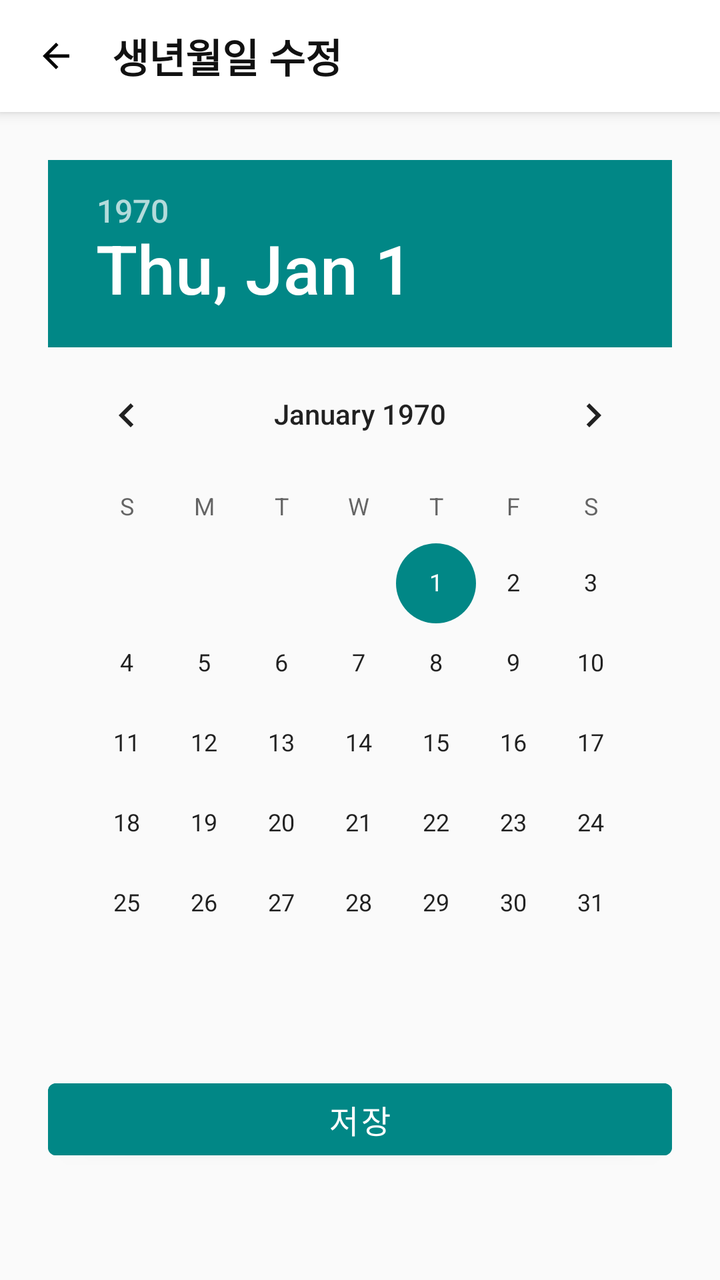
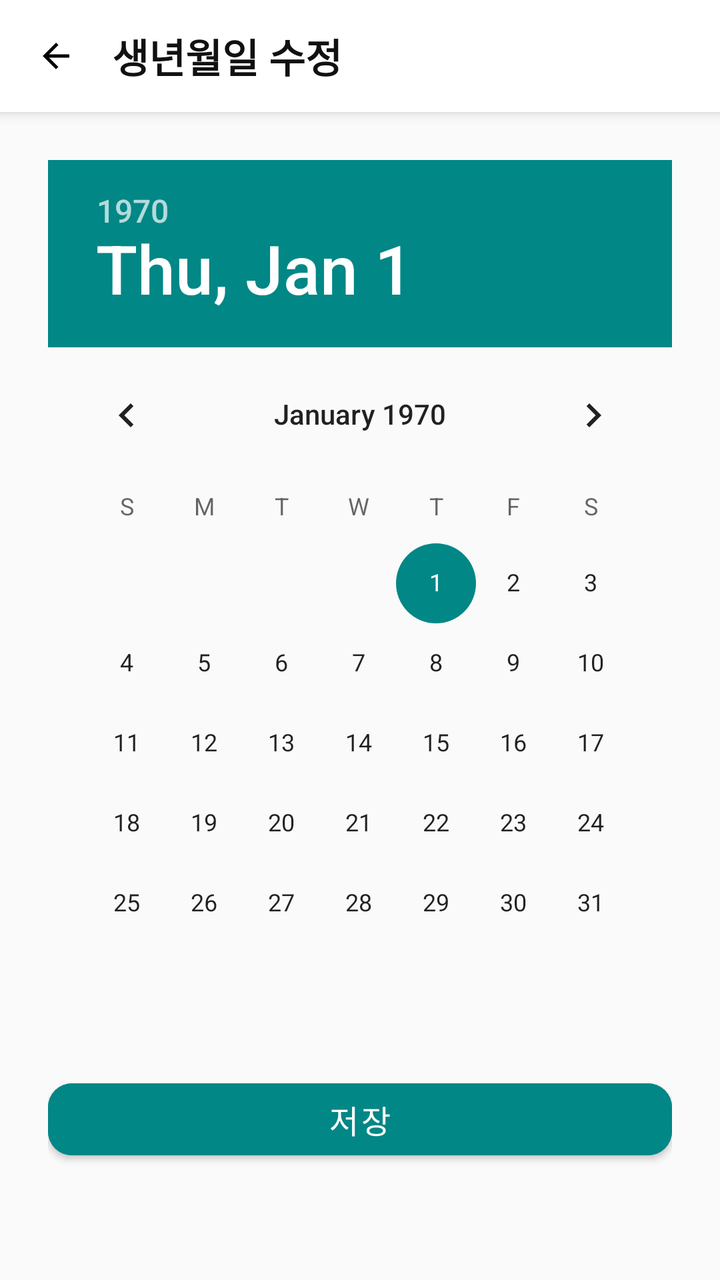

The first picture is an Android layout as it rendered before a commit; the second is the same layout after the commit. The layout source and the unified diff follow.
<!-- AndroidManifest.xml: application theme Theme.GJGN -->
<!-- res/layout/activity_edit_birth.xml -->
<?xml version="1.0" encoding="utf-8"?>
<LinearLayout xmlns:android="http://schemas.android.com/apk/res/android"
    android:orientation="vertical"
    android:layout_width="match_parent"
    android:layout_height="match_parent"
    android:background="#FAFAFA">

    
    <LinearLayout
        android:layout_width="match_parent"
        android:layout_height="56dp"
        android:orientation="horizontal"
        android:gravity="center_vertical"
        android:paddingStart="12dp"
        android:paddingEnd="12dp"
        android:background="@android:color/white"
        android:elevation="4dp">

        
        <ImageView
            android:id="@+id/btnBack"
            android:layout_width="32dp"
            android:layout_height="32dp"
            android:src="@drawable/ic_arrow_back"
            android:padding="6dp"
            android:background="?attr/selectableItemBackgroundBorderless" />

        
        <TextView
            android:id="@+id/tvTitle"
            android:text="생년월일 수정"
            android:layout_width="wrap_content"
            android:layout_height="wrap_content"
            android:textSize="20sp"
            android:textStyle="bold"
            android:textColor="#111111"
            android:layout_marginStart="12dp" />

    </LinearLayout>

    
    <ScrollView
        android:layout_width="match_parent"
        android:layout_height="match_parent"
        android:fillViewport="true">

        <LinearLayout
            android:orientation="vertical"
            android:padding="24dp"
            android:layout_width="match_parent"
            android:layout_height="wrap_content">

            
            <DatePicker
                android:id="@+id/datePicker"
                android:layout_width="match_parent"
                android:layout_height="wrap_content"
                android:calendarViewShown="false" />

            
            <com.google.android.material.button.MaterialButton
                android:id="@+id/btnSave"
                android:text="저장"
                android:layout_marginTop="24dp"
                android:layout_width="match_parent"
                android:layout_height="48dp"
                android:textSize="16sp"
                android:backgroundTint="@color/teal_700"
                android:textColor="@android:color/white"
                android:cornerRadius="12dp" />

        </LinearLayout>
    </ScrollView>

</LinearLayout>
<!-- resources referenced by this layout -->
<resources>
  <color name="teal_700">#FF018786</color>
  <!-- drawable ic_arrow_back (drawable) -->
  <vector xmlns:android="http://schemas.android.com/apk/res/android"
      android:width="24dp"
      android:height="24dp"
      android:viewportWidth="24"
      android:viewportHeight="24">
  
      <path
          android:fillColor="#000000"
          android:pathData="M20,11H7.83l5.59,-5.59L12,4l-8,8 8,8 1.41,-1.41L7.83,13H20v-2z"/>
  </vector>
  <style name="Theme.GJGN" parent="Theme.MaterialComponents.DayNight.NoActionBar">
          
          <item name="colorPrimary">@color/purple_700</item>
          <item name="colorPrimaryVariant">@color/purple_700</item>
          <item name="colorOnPrimary">@android:color/white</item>
          <item name="colorSecondary">@color/teal_700</item>
          <item name="android:windowMinWidthMajor">320dp</item>
          <item name="android:windowMinWidthMinor">320dp</item>
      </style>
  <color name="purple_700">#FF3700B3</color>
</resources>

<!-- the commit's change to res/layout/activity_edit_birth.xml (unified diff, before → after) -->
@@ -1,5 +1,6 @@
 <?xml version="1.0" encoding="utf-8"?>
 <LinearLayout xmlns:android="http://schemas.android.com/apk/res/android"
+    xmlns:app="http://schemas.android.com/apk/res-auto"
     android:orientation="vertical"
     android:layout_width="match_parent"
     android:layout_height="match_parent"
@@ -67,7 +68,7 @@
                 android:textSize="16sp"
                 android:backgroundTint="@color/teal_700"
                 android:textColor="@android:color/white"
-                android:cornerRadius="12dp" />
+                app:cornerRadius="12dp" />
 
         </LinearLayout>
     </ScrollView>
